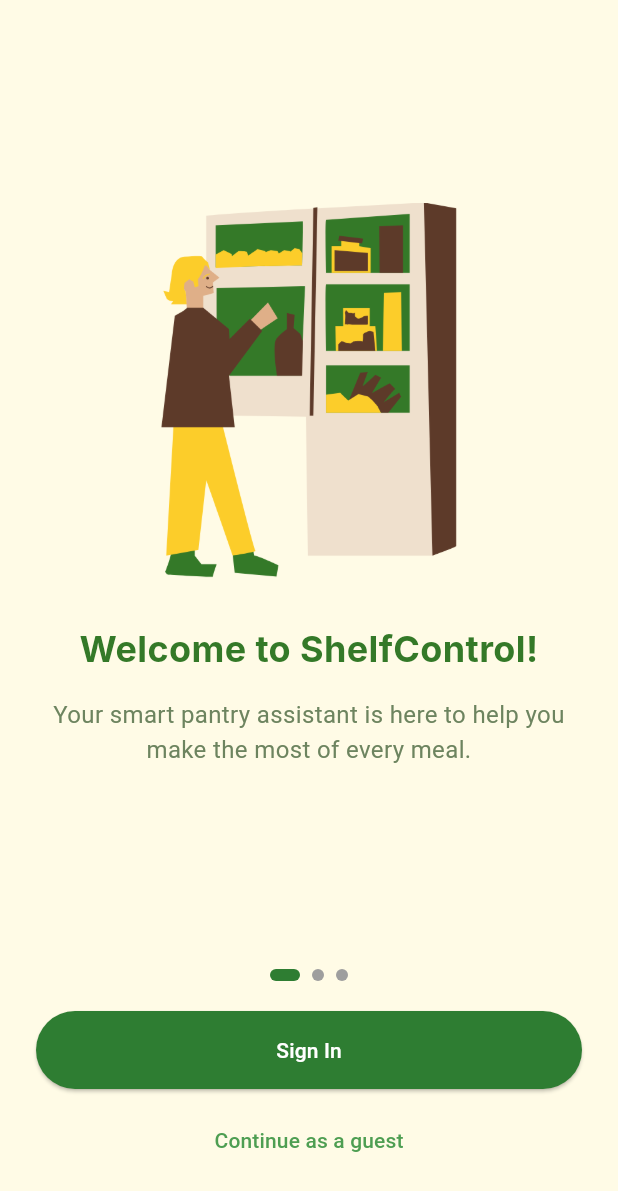
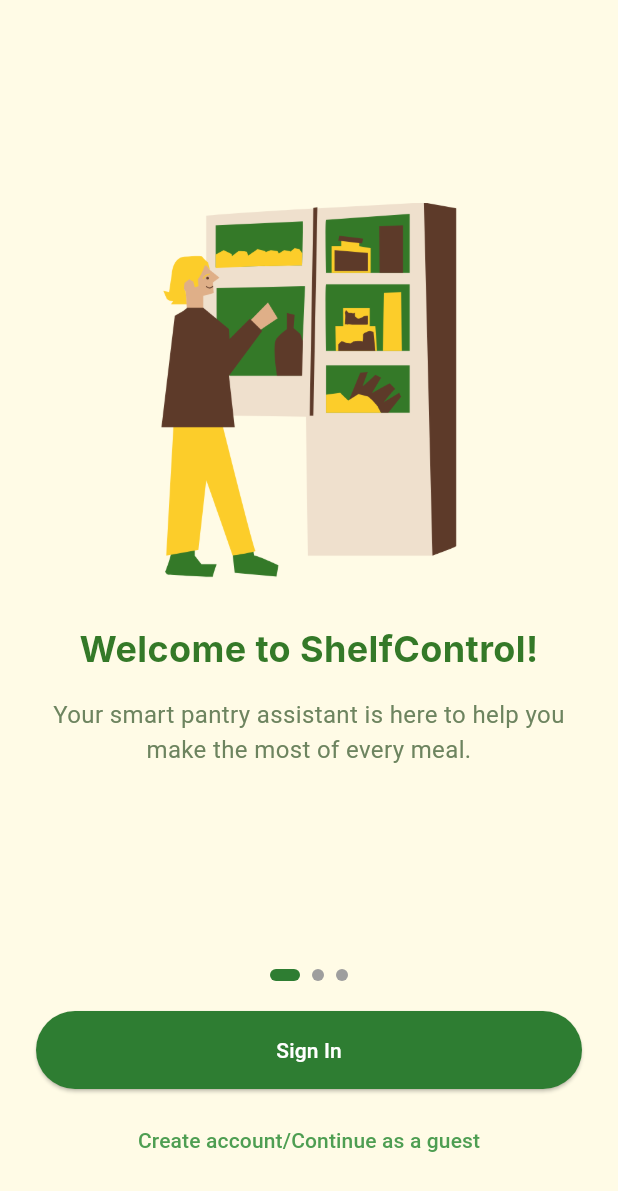
Before and after one commit to masterluwes/ShelfControlDraft, a Flutter app: the screen it shows after launch, on a phone screen of 412 x 824 dp. Shown: the top 1191 px of the screen. Run offline on Flutter 3.47's test engine with Material 3 defaults, Android fonts, the phone set to English and light mode, and no system bars; our stand-ins replace cloud_firestore, dropdown_button2, firebase_auth, firebase_core, firebase_storage, flutter_speed_dial and 2 more; accounts and stored records are empty; Roboto replaces fonts that are missing (Inter).

Commit message:
Modified latest-relle to local machine

```diff
--- a/lib/screens/guest_page.dart
+++ b/lib/screens/guest_page.dart
@@ -100,7 +100,7 @@
                     ),
                   ),
                   child: const Text(
-                    "Sign In",
+                    "Sign Up",
                     style: TextStyle(
                       fontWeight: FontWeight.bold,
                       color: Color(0xFF2E7D32),
--- a/lib/screens/welcome_page.dart
+++ b/lib/screens/welcome_page.dart
@@ -95,7 +95,7 @@
                     );
                   },
                   child: const Text(
-                    'Continue as a guest',
+                    'Create account/Continue as a guest',
                     style: TextStyle(color: Color(0xFF4E9E52)),
                   ),
                 ),
```
Also changed, not shown: pubspec.lock, 2 other files.
